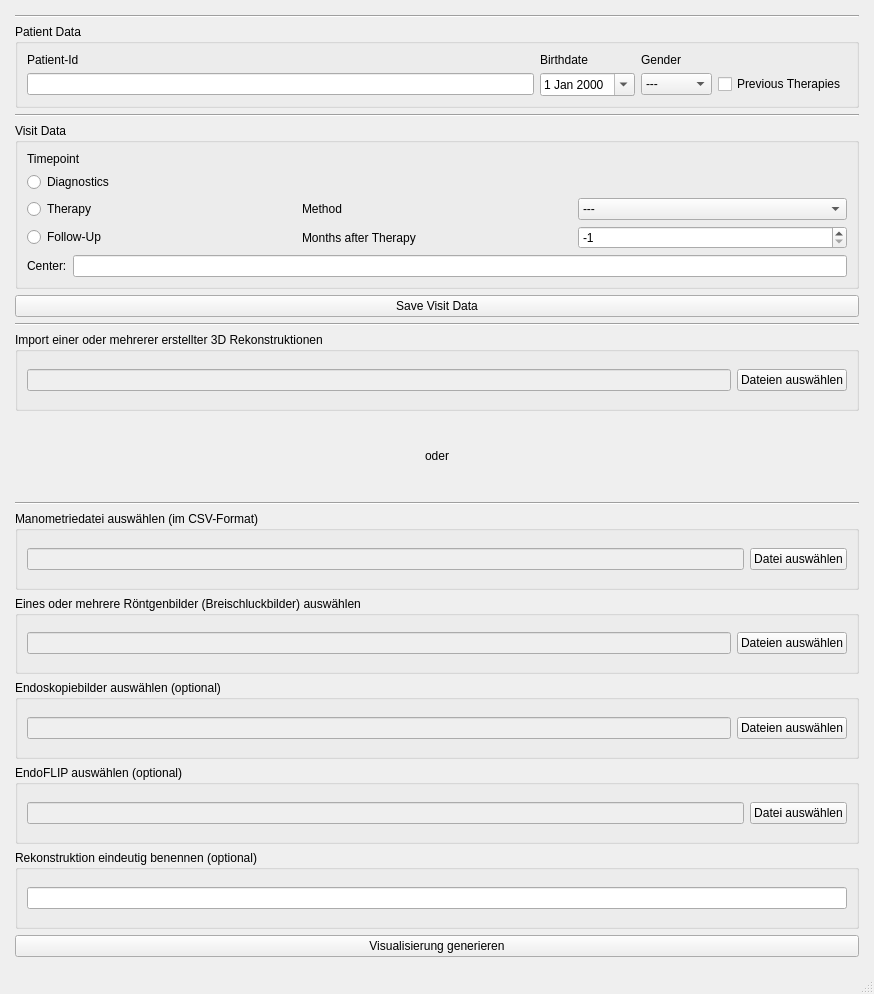
Old version of the form 3drekonstruktionspeiseroehre/ui-files/file_selection_window_design.ui in the repository ds-lab/EsophagusVisualization.
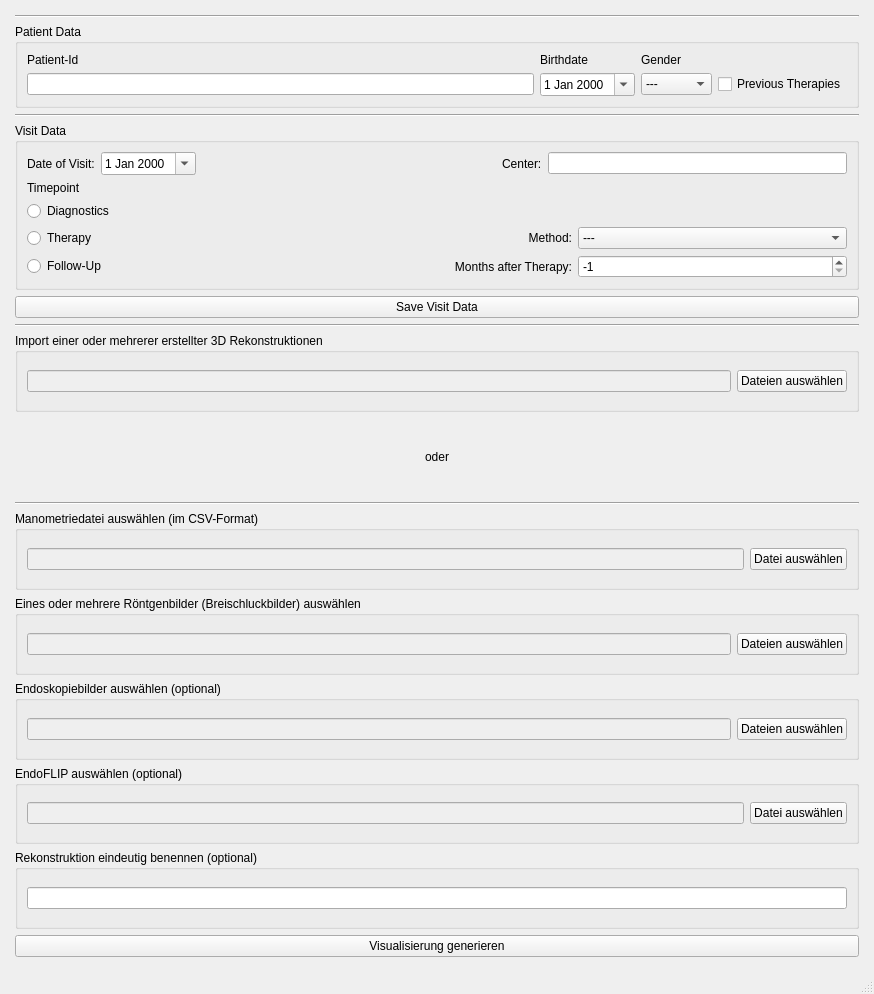
New version of the form.

Commit message: GUI Verbesserung (Datum des Visit hinzugefügt)

```diff
--- a/3drekonstruktionspeiseroehre/ui-files/file_selection_window_design.ui
+++ b/3drekonstruktionspeiseroehre/ui-files/file_selection_window_design.ui
@@ -208,20 +208,6 @@
          <string>Visit Data</string>
         </property>
         <layout class="QGridLayout" name="gridLayout_8">
-         <item row="7" column="0">
-          <layout class="QGridLayout" name="gridLayout_9">
-           <item row="0" column="1">
-            <widget class="QLineEdit" name="center_id_field"/>
-           </item>
-           <item row="0" column="0">
-            <widget class="QLabel" name="label_5">
-             <property name="text">
-              <string>Center:</string>
-             </property>
-            </widget>
-           </item>
-          </layout>
-         </item>
          <item row="5" column="0">
           <layout class="QGridLayout" name="gridLayout_7">
            <item row="1" column="0">
@@ -255,7 +241,10 @@
            <item row="3" column="1">
             <widget class="QLabel" name="label_3">
              <property name="text">
-              <string>Months after Therapy</string>
+              <string>Months after Therapy:</string>
+             </property>
+             <property name="alignment">
+              <set>Qt::AlignRight|Qt::AlignTrailing|Qt::AlignVCenter</set>
              </property>
             </widget>
            </item>
@@ -314,12 +303,56 @@
            <item row="2" column="1">
             <widget class="QLabel" name="label_4">
              <property name="text">
-              <string>Method</string>
+              <string>Method:</string>
              </property>
+             <property name="alignment">
+              <set>Qt::AlignRight|Qt::AlignTrailing|Qt::AlignVCenter</set>
+             </property>
             </widget>
            </item>
           </layout>
          </item>
+         <item row="0" column="0">
+          <layout class="QGridLayout" name="gridLayout_9">
+           <item row="0" column="3">
+            <widget class="QLabel" name="label_5">
+             <property name="text">
+              <string>Center:</string>
+             </property>
+            </widget>
+           </item>
+           <item row="0" column="0">
+            <widget class="QLabel" name="label_6">
+             <property name="text">
+              <string>Date of Visit:</string>
+             </property>
+            </widget>
+           </item>
+           <item row="0" column="1">
+            <widget class="QDateEdit" name="date_calendar">
+             <property name="calendarPopup">
+              <bool>true</bool>
+             </property>
+            </widget>
+           </item>
+           <item row="0" column="4">
+            <widget class="QLineEdit" name="center_id_field"/>
+           </item>
+           <item row="0" column="2">
+            <spacer name="horizontalSpacer">
+             <property name="orientation">
+              <enum>Qt::Horizontal</enum>
+             </property>
+             <property name="sizeHint" stdset="0">
+              <size>
+               <width>40</width>
+               <height>20</height>
+              </size>
+             </property>
+            </spacer>
+           </item>
+          </layout>
+         </item>
         </layout>
        </widget>
       </item>
```
